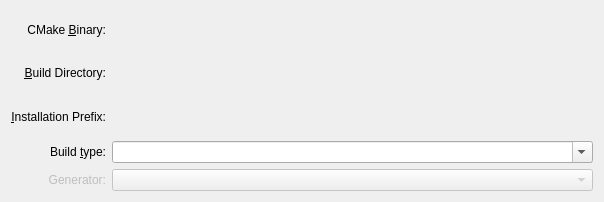
Old version of the form projectmanagers/cmake/cmakebuilddirchooser.ui in the repository KDE/kdevelop.
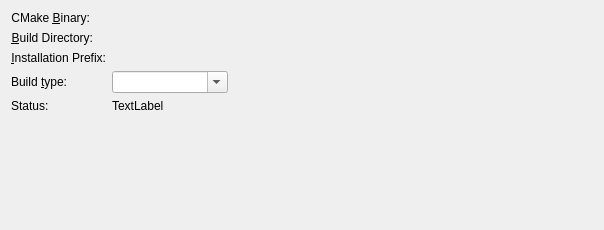
New version of the form. Custom widgets are drawn as their Qt base class.

Commit message: Just have 1 dialog to assign build directories and remove some outdated cmake preferences states. I think it should be polished but won't be disappointing anymore.

What changed in the file:
```diff
--- a/projectmanagers/cmake/cmakebuilddirchooser.ui
+++ b/projectmanagers/cmake/cmakebuilddirchooser.ui
@@ -1,12 +1,12 @@
 <ui version="4.0" >
  <class>CMakeBuildDirChooser</class>
- <widget class="QWidget" name="CMakeBuildDirChooser" >
-  <property name="geometry" >
+ <widget class="QWidget" name="CMakeBuildDirChooser">
+  <property name="geometry">
    <rect>
     <x>0</x>
     <y>0</y>
     <width>604</width>
-    <height>202</height>
+    <height>230</height>
    </rect>
   </property>
   <property name="minimumSize" >
@@ -15,20 +15,36 @@
     <height>200</height>
    </size>
   </property>
-  <layout class="QGridLayout" name="gridLayout" >
-   <item row="0" column="1" >
-    <widget class="KUrlRequester" name="cmakeBin" >
-     <property name="sizePolicy" >
-      <sizepolicy vsizetype="Preferred" hsizetype="Expanding" >
+  <layout class="QFormLayout" name="formLayout">
+   <property name="fieldGrowthPolicy">
+    <enum>QFormLayout::ExpandingFieldsGrow</enum>
+   </property>
+   <item row="0" column="0">
+    <widget class="QLabel" name="label_5">
+     <property name="text">
+      <string>CMake &amp;Binary:</string>
+     </property>
+     <property name="alignment">
+      <set>Qt::AlignRight|Qt::AlignTrailing|Qt::AlignVCenter</set>
+     </property>
+     <property name="buddy">
+      <cstring>cmakeBin</cstring>
+     </property>
+    </widget>
+   </item>
+   <item row="0" column="1">
+    <widget class="KUrlRequester" name="cmakeBin">
+     <property name="sizePolicy">
+      <sizepolicy hsizetype="Expanding" vsizetype="Preferred">
        <horstretch>0</horstretch>
        <verstretch>0</verstretch>
       </sizepolicy>
      </property>
     </widget>
    </item>
-   <item row="1" column="0" >
-    <widget class="QLabel" name="label_3" >
-     <property name="text" >
+   <item row="1" column="0">
+    <widget class="QLabel" name="label_3">
+     <property name="text">
       <string>&amp;Build Directory:</string>
      </property>
      <property name="alignment" >
@@ -39,12 +55,12 @@
      </property>
     </widget>
    </item>
-   <item row="1" column="1" >
-    <widget class="KUrlRequester" name="buildFolder" />
+   <item row="1" column="1">
+    <widget class="KUrlRequester" name="buildFolder"/>
    </item>
-   <item row="2" column="0" >
-    <widget class="QLabel" name="label" >
-     <property name="text" >
+   <item row="2" column="0">
+    <widget class="QLabel" name="label">
+     <property name="text">
       <string>&amp;Installation Prefix:</string>
      </property>
      <property name="alignment" >
@@ -55,19 +71,19 @@
      </property>
     </widget>
    </item>
-   <item row="2" column="1" >
-    <widget class="KUrlRequester" name="installPrefix" >
-     <property name="sizePolicy" >
-      <sizepolicy vsizetype="Preferred" hsizetype="Expanding" >
+   <item row="2" column="1">
+    <widget class="KUrlRequester" name="installPrefix">
+     <property name="sizePolicy">
+      <sizepolicy hsizetype="Expanding" vsizetype="Preferred">
        <horstretch>0</horstretch>
        <verstretch>0</verstretch>
       </sizepolicy>
      </property>
     </widget>
    </item>
-   <item row="3" column="0" >
-    <widget class="QLabel" name="label_2" >
-     <property name="text" >
+   <item row="3" column="0">
+    <widget class="QLabel" name="label_2">
+     <property name="text">
       <string>Build &amp;type:</string>
      </property>
      <property name="alignment" >
@@ -78,9 +94,9 @@
      </property>
     </widget>
    </item>
-   <item row="3" column="1" >
-    <widget class="QComboBox" name="buildType" >
-     <property name="editable" >
+   <item row="3" column="1">
+    <widget class="QComboBox" name="buildType">
+     <property name="editable">
       <bool>true</bool>
      </property>
      <property name="currentIndex" >
@@ -108,39 +124,17 @@
      </item>
     </widget>
    </item>
-   <item row="4" column="0" >
-    <widget class="QLabel" name="label_4" >
-     <property name="enabled" >
-      <bool>false</bool>
+   <item row="4" column="0">
+    <widget class="QLabel" name="label_7">
+     <property name="text">
+      <string>Status:</string>
      </property>
-     <property name="text" >
-      <string>Generator:</string>
-     </property>
-     <property name="alignment" >
-      <set>Qt::AlignRight|Qt::AlignTrailing|Qt::AlignVCenter</set>
-     </property>
-     <property name="buddy" >
-      <cstring>generator</cstring>
-     </property>
     </widget>
    </item>
-   <item row="4" column="1" >
-    <widget class="QComboBox" name="generator" >
-     <property name="enabled" >
-      <bool>false</bool>
-     </property>
-    </widget>
-   </item>
-   <item row="0" column="0" >
-    <widget class="QLabel" name="label_5" >
-     <property name="text" >
-      <string>CMake &amp;Binary:</string>
-     </property>
-     <property name="alignment" >
-      <set>Qt::AlignRight|Qt::AlignTrailing|Qt::AlignVCenter</set>
-     </property>
-     <property name="buddy" >
-      <cstring>cmakeBin</cstring>
+   <item row="4" column="1">
+    <widget class="QLabel" name="status">
+     <property name="text">
+      <string>TextLabel</string>
      </property>
     </widget>
    </item>
```
Left out of the diff: 37 changed lines with no effect on the pictures. The commit also changes 9 other files.
